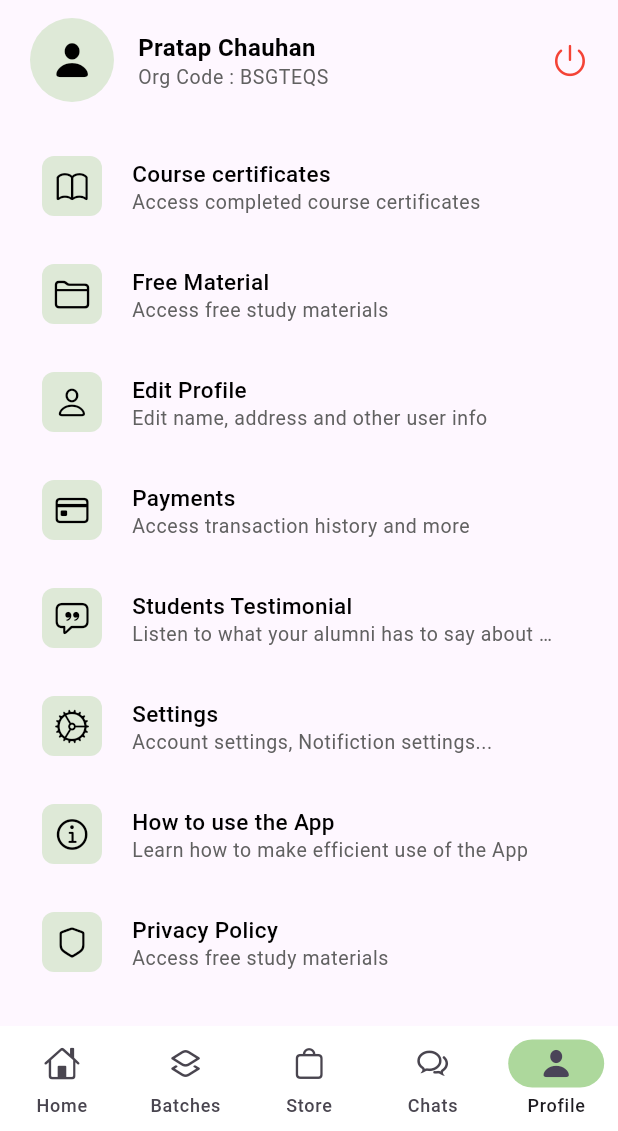
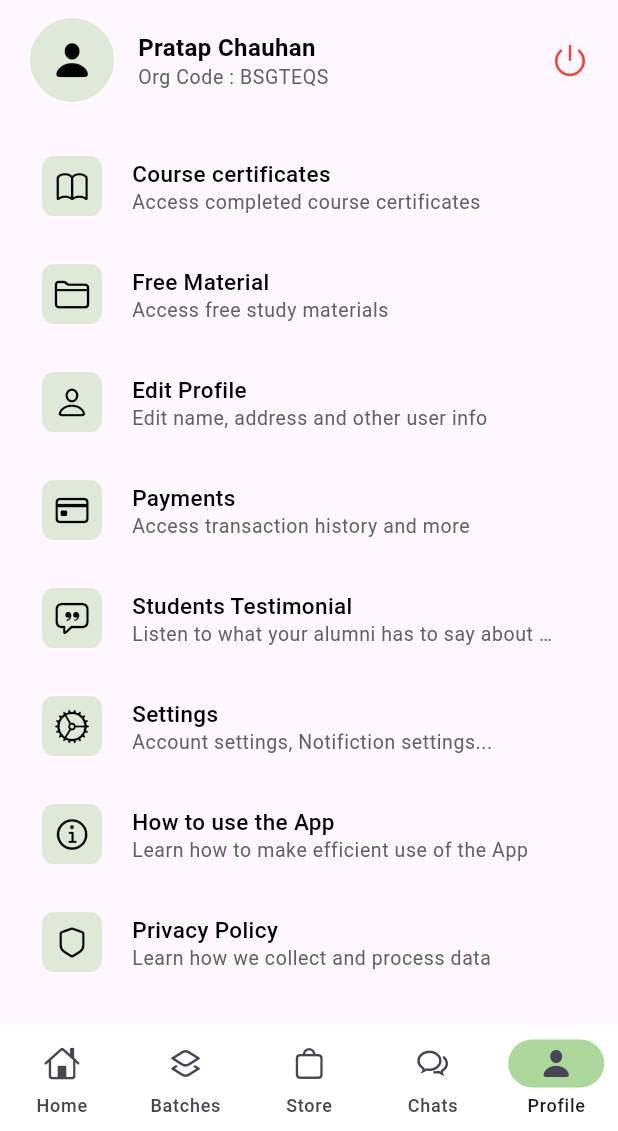
Before and after one commit to iamkartiknayak/Flutter_Redesign_Pregrad_Campus, a Flutter app: the screen it shows after launch, item 5 of the bottom bar chosen, on a phone screen of 412 x 824 dp, the part 105-1236 px from its top. Run offline on Flutter 3.47's test engine with Material 3 defaults, Android fonts, the phone set to English and light mode, and no system bars.

Commit message:
Fix: Fixed incorrect subtitle for Privacy Policy option in Profile

```diff
--- a/lib/pages/profile_page.dart
+++ b/lib/pages/profile_page.dart
@@ -94,7 +94,7 @@ class ProfilePage extends StatelessWidget {
                 const ProfilePageTile(
                   icon: CupertinoIcons.shield,
                   title: 'Privacy Policy',
-                  subtitle: 'Access free study materials',
+                  subtitle: 'Learn how we collect and process data',
                 ),
               ],
             ),
```
